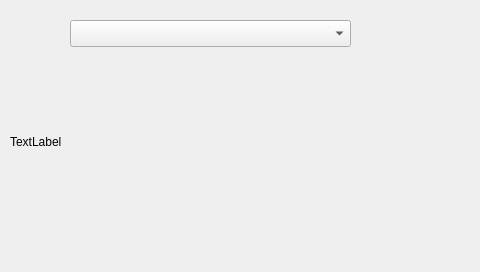
Before: the Qt Designer form dialogNasosParameter.ui in RW9UAO/nsk-v3, drawn with Qt 5.
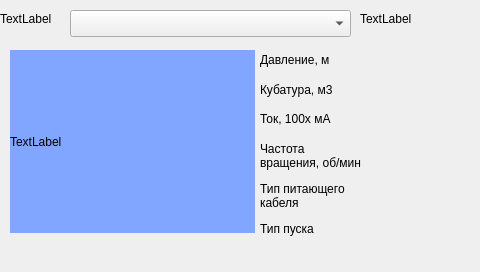
After: the same form once the commit is applied. Icons and pictures are not drawn.

```diff
--- a/dialogNasosParameter.ui
+++ b/dialogNasosParameter.ui
@@ -26,7 +26,7 @@
    <property name="geometry">
     <rect>
      <x>70</x>
-     <y>20</y>
+     <y>10</y>
      <width>281</width>
      <height>27</height>
     </rect>
@@ -46,6 +46,115 @@
      <width>245</width>
      <height>183</height>
     </size>
+   </property>
+   <property name="styleSheet">
+    <string notr="true">background-color: rgb(128, 166, 255);</string>
+   </property>
+   <property name="text">
+    <string>TextLabel</string>
+   </property>
+  </widget>
+  <widget class="QLabel" name="label_2">
+   <property name="geometry">
+    <rect>
+     <x>260</x>
+     <y>50</y>
+     <width>91</width>
+     <height>20</height>
+    </rect>
+   </property>
+   <property name="text">
+    <string>Давление, м</string>
+   </property>
+  </widget>
+  <widget class="QLabel" name="label_3">
+   <property name="geometry">
+    <rect>
+     <x>260</x>
+     <y>80</y>
+     <width>101</width>
+     <height>20</height>
+    </rect>
+   </property>
+   <property name="text">
+    <string>Кубатура, м3</string>
+   </property>
+  </widget>
+  <widget class="QLabel" name="label_4">
+   <property name="geometry">
+    <rect>
+     <x>260</x>
+     <y>110</y>
+     <width>91</width>
+     <height>17</height>
+    </rect>
+   </property>
+   <property name="text">
+    <string>Ток, 100х мА</string>
+   </property>
+  </widget>
+  <widget class="QLabel" name="label_5">
+   <property name="geometry">
+    <rect>
+     <x>260</x>
+     <y>140</y>
+     <width>131</width>
+     <height>31</height>
+    </rect>
+   </property>
+   <property name="text">
+    <string>Частота
+вращения, об/мин</string>
+   </property>
+  </widget>
+  <widget class="QLabel" name="label_6">
+   <property name="geometry">
+    <rect>
+     <x>260</x>
+     <y>180</y>
+     <width>121</width>
+     <height>31</height>
+    </rect>
+   </property>
+   <property name="text">
+    <string>Тип питающего
+кабеля</string>
+   </property>
+  </widget>
+  <widget class="QLabel" name="label_7">
+   <property name="geometry">
+    <rect>
+     <x>260</x>
+     <y>220</y>
+     <width>101</width>
+     <height>17</height>
+    </rect>
+   </property>
+   <property name="text">
+    <string>Тип пуска</string>
+   </property>
+  </widget>
+  <widget class="QLabel" name="label_8">
+   <property name="geometry">
+    <rect>
+     <x>0</x>
+     <y>10</y>
+     <width>59</width>
+     <height>17</height>
+    </rect>
+   </property>
+   <property name="text">
+    <string>TextLabel</string>
+   </property>
+  </widget>
+  <widget class="QLabel" name="label_9">
+   <property name="geometry">
+    <rect>
+     <x>360</x>
+     <y>10</y>
+     <width>101</width>
+     <height>17</height>
+    </rect>
    </property>
    <property name="text">
     <string>TextLabel</string>
```
